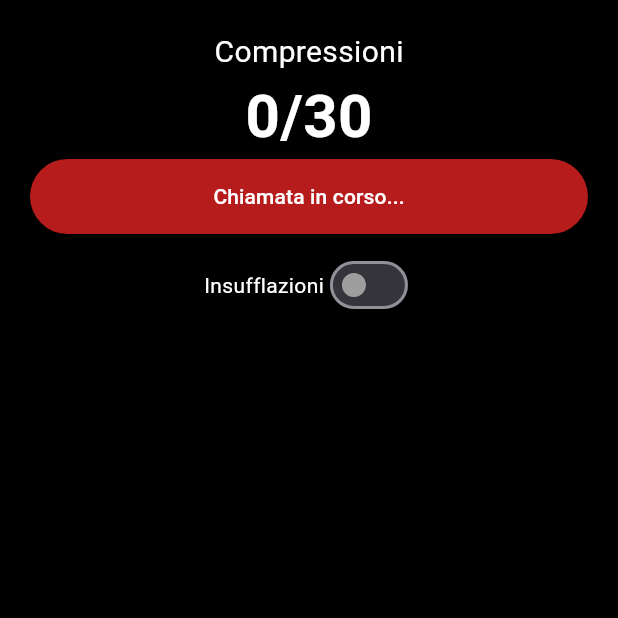
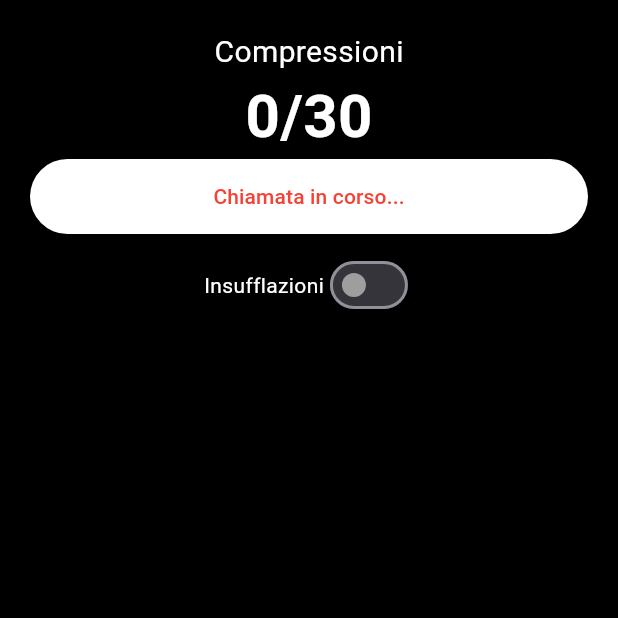
Before and after one commit to dag7dev/CPR-companion, a Flutter app: the CompressioniScreen screen opened by its route, after a tap on "Chiama 112", on a phone screen of 412 x 824 dp, the top half of it. Run offline on Flutter 3.47's test engine with Material 3 defaults, Android fonts, the phone set to English and light mode, and no system bars; our stand-ins replace audioplayers, auto_size_text, sensors_plus, shared_preferences, vibration, wakelock_plus; accounts and stored records are empty.

Commit message:
fix: colors and seconds have been extended

```diff
--- a/lib/app_config.dart
+++ b/lib/app_config.dart
@@ -4,7 +4,7 @@ class AppConfig {
   // static const bool debugMode = bool.fromEnvironment('flutter.debug');
   static const bool debugMode = true;
   static const int countdownSeconds = debugMode ? 3 : 10;
-  static const int compressionsCount = debugMode ? 3 : 30;
+  static const int compressionsCount = debugMode ? 30 : 30;
 
   // color
   static const Color textInButtonsColor = Colors.white;
--- a/lib/screens/chiama_ambulanza_screen.dart
+++ b/lib/screens/chiama_ambulanza_screen.dart
@@ -50,7 +50,7 @@ class _ChiamaAmbulanzaScreenState extends State<ChiamaAmbulanzaScreen> {
                     });
                   },
                   style: ElevatedButton.styleFrom(
-                    backgroundColor: Colors.red.shade900,
+                    backgroundColor: Colors.white,
                     minimumSize: const Size(double.infinity, 50),
                   ),
                   child: Text(
@@ -58,7 +58,7 @@ class _ChiamaAmbulanzaScreenState extends State<ChiamaAmbulanzaScreen> {
                     textAlign: TextAlign.center,
                     maxLines: maxLines,
                     overflow: TextOverflow.ellipsis,
-                    style: const TextStyle(color: AppConfig.textInButtonsColor),
+                    style: const TextStyle(color: Colors.red),
                   ),
                 ),
                 const SizedBox(height: 20),
--- a/lib/screens/compressioni_screen.dart
+++ b/lib/screens/compressioni_screen.dart
@@ -46,7 +46,7 @@ class _CompressioniScreenState extends State<CompressioniScreen>
     if (AppConfig.debugMetronome) {
       _startMetronome();
 
-      Timer.periodic(const Duration(seconds: 1), (Timer timer) {
+      Timer.periodic(const Duration(milliseconds: 574), (Timer timer) {
         if (_isPlaying) {
           incrementCount();
         } else {
@@ -56,7 +56,7 @@ class _CompressioniScreenState extends State<CompressioniScreen>
     } else {
       _startMetronome();
       accelerometerEvents.listen((AccelerometerEvent event) {
-        if ((lastZ - event.z).abs() > 3.0) {
+        if ((lastZ - event.z).abs() > 6.0) {
           if (event.z < lastZ) {
             previousZ = lastZ;
           } else if (event.z > previousZ) {
@@ -99,7 +99,7 @@ class _CompressioniScreenState extends State<CompressioniScreen>
       if (await Vibration.hasVibrator() != null) {
         await Vibration.vibrate(duration: 100);
       }
-      await Future.delayed(Duration(milliseconds: 573));
+      await Future.delayed(Duration(milliseconds: 574));
     }
   }
 
@@ -182,12 +182,12 @@ class _CompressioniScreenState extends State<CompressioniScreen>
                 ElevatedButton(
                   onPressed: _onButtonPressed,
                   style: ElevatedButton.styleFrom(
-                    backgroundColor: Colors.red.shade900,
+                    backgroundColor: Colors.white,
                     minimumSize: const Size(double.infinity, 50),
                   ),
                   child: Text(
                     buttonText,
-                    style: const TextStyle(color: AppConfig.textInButtonsColor),
+                    style: const TextStyle(color: Colors.red),
                   ),
                 ),
                 const SizedBox(height: 10),
--- a/lib/screens/ventilazioni_screen.dart
+++ b/lib/screens/ventilazioni_screen.dart
@@ -13,7 +13,7 @@ class VentilazioniScreen extends StatefulWidget {
 
 class _VentilazioniScreenState extends State<VentilazioniScreen> {
   String buttonText = 'Finito';
-  int countdown = AppConfig.countdownSeconds;
+  int countdown = 10;
   late Timer _timer;
   AudioPlayer audioPlayer = AudioPlayer();
 
```
Also changed, not shown: lib/screens/pre_compressioni_screen.dart (+4 -4 lines).
